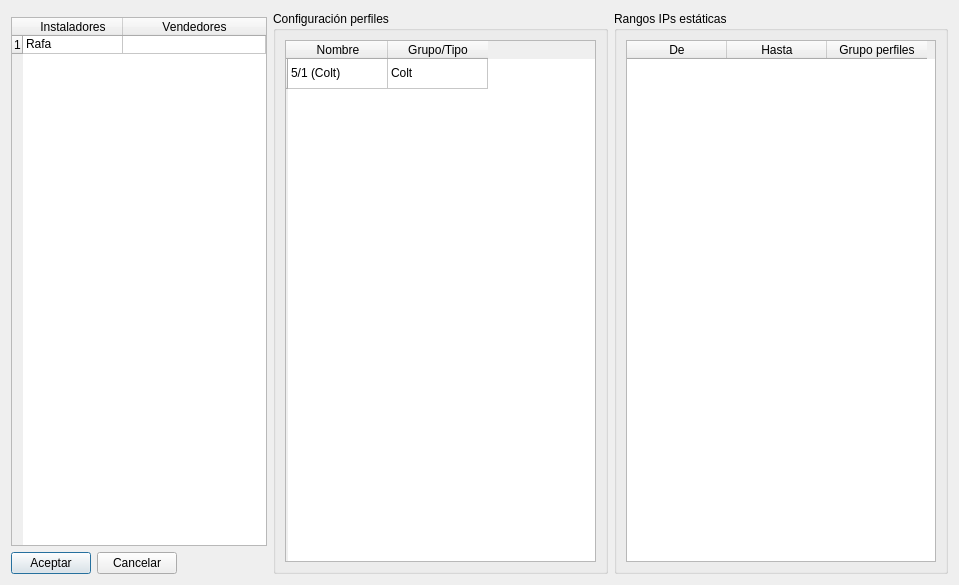
silderan/QMikPPPManager, file Dialogs/DlgConfiguracion.ui: the form before one commit.
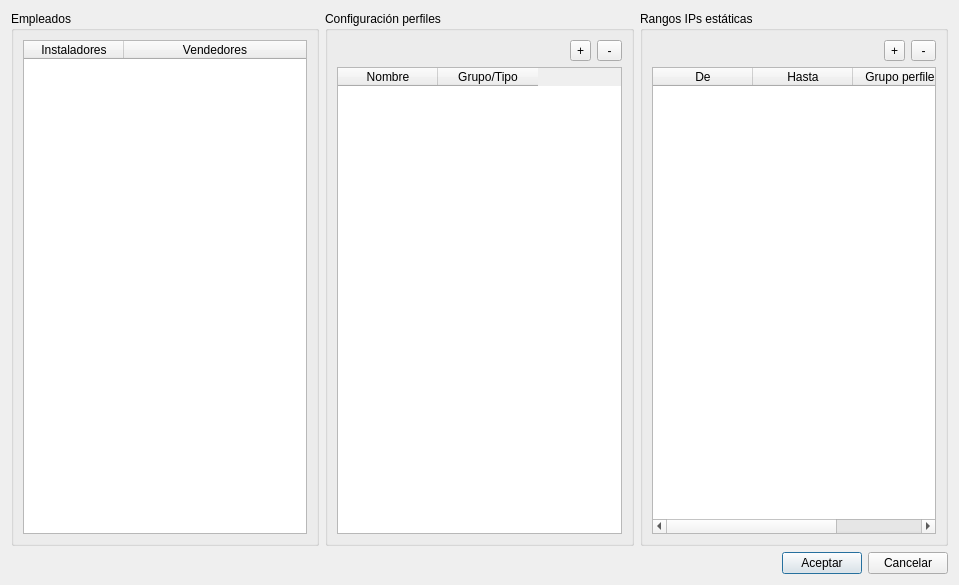
The form after the commit.

```diff
--- a/Dialogs/DlgConfiguracion.ui
+++ b/Dialogs/DlgConfiguracion.ui
@@ -13,14 +13,116 @@
   <property name="windowTitle">
    <string>Configuración</string>
   </property>
-  <layout class="QGridLayout" name="gridLayout_3">
-   <item row="0" column="3" rowspan="3">
+  <layout class="QGridLayout" name="gridLayout">
+   <item row="0" column="0">
+    <widget class="QGroupBox" name="groupBox">
+     <property name="title">
+      <string>Empleados</string>
+     </property>
+     <layout class="QGridLayout" name="gridLayout_3">
+      <item row="0" column="0">
+       <widget class="QTableWidget" name="listaInstaladores">
+        <attribute name="horizontalHeaderStretchLastSection">
+         <bool>true</bool>
+        </attribute>
+        <attribute name="verticalHeaderDefaultSectionSize">
+         <number>17</number>
+        </attribute>
+        <attribute name="verticalHeaderMinimumSectionSize">
+         <number>15</number>
+        </attribute>
+        <column>
+         <property name="text">
+          <string>Instaladores</string>
+         </property>
+        </column>
+        <column>
+         <property name="text">
+          <string>Vendedores</string>
+         </property>
+        </column>
+       </widget>
+      </item>
+     </layout>
+    </widget>
+   </item>
+   <item row="0" column="1">
+    <widget class="QGroupBox" name="groupBox_2">
+     <property name="title">
+      <string>Configuración perfiles</string>
+     </property>
+     <layout class="QGridLayout" name="gridLayout_4">
+      <item row="0" column="0">
+       <spacer name="horizontalSpacer_2">
+        <property name="orientation">
+         <enum>Qt::Horizontal</enum>
+        </property>
+        <property name="sizeHint" stdset="0">
+         <size>
+          <width>40</width>
+          <height>20</height>
+         </size>
+        </property>
+       </spacer>
+      </item>
+      <item row="0" column="2">
+       <widget class="QToolButton" name="delProfileButton">
+        <property name="text">
+         <string> - </string>
+        </property>
+       </widget>
+      </item>
+      <item row="1" column="0" colspan="3">
+       <widget class="QTableWidget" name="profilesTable">
+        <column>
+         <property name="text">
+          <string>Nombre</string>
+         </property>
+        </column>
+        <column>
+         <property name="text">
+          <string>Grupo/Tipo</string>
+         </property>
+        </column>
+       </widget>
+      </item>
+      <item row="0" column="1">
+       <widget class="QToolButton" name="addProfileButton">
+        <property name="text">
+         <string>+</string>
+        </property>
+       </widget>
+      </item>
+     </layout>
+    </widget>
+   </item>
+   <item row="0" column="2">
     <widget class="QGroupBox" name="grRangosIP">
      <property name="title">
       <string>Rangos IPs estáticas</string>
      </property>
      <layout class="QGridLayout" name="gridLayout_2">
+      <item row="0" column="2">
+       <widget class="QToolButton" name="delStaticRangeButton">
+        <property name="text">
+         <string> - </string>
+        </property>
+       </widget>
+      </item>
       <item row="0" column="0">
+       <spacer name="horizontalSpacer_3">
+        <property name="orientation">
+         <enum>Qt::Horizontal</enum>
+        </property>
+        <property name="sizeHint" stdset="0">
+         <size>
+          <width>40</width>
+          <height>20</height>
+         </size>
+        </property>
+       </spacer>
+      </item>
+      <item row="1" column="0" colspan="3">
        <widget class="QTableWidget" name="staticIPv4Table">
         <column>
          <property name="text">
@@ -39,13 +141,39 @@
         </column>
        </widget>
       </item>
+      <item row="0" column="1">
+       <widget class="QToolButton" name="addStaticRangeButton">
+        <property name="text">
+         <string>+</string>
+        </property>
+       </widget>
+      </item>
      </layout>
     </widget>
    </item>
-   <item row="2" column="0">
+   <item row="1" column="0" colspan="3">
     <layout class="QHBoxLayout" name="horizontalLayout">
+     <item>
+      <spacer name="horizontalSpacer_4">
+       <property name="orientation">
+        <enum>Qt::Horizontal</enum>
+       </property>
+       <property name="sizeHint" stdset="0">
+        <size>
+         <width>40</width>
+         <height>20</height>
+        </size>
+       </property>
+      </spacer>
+     </item>
      <item>
       <widget class="QPushButton" name="btAceptar">
+       <property name="sizePolicy">
+        <sizepolicy hsizetype="Maximum" vsizetype="Fixed">
+         <horstretch>0</horstretch>
+         <verstretch>0</verstretch>
+        </sizepolicy>
+       </property>
        <property name="text">
         <string>Aceptar</string>
        </property>
@@ -56,6 +184,12 @@
      </item>
      <item>
       <widget class="QPushButton" name="btCancelar">
+       <property name="sizePolicy">
+        <sizepolicy hsizetype="Maximum" vsizetype="Fixed">
+         <horstretch>0</horstretch>
+         <verstretch>0</verstretch>
+        </sizepolicy>
+       </property>
        <property name="text">
         <string>Cancelar</string>
        </property>
@@ -63,77 +197,6 @@
      </item>
     </layout>
    </item>
-   <item row="1" column="0" colspan="2">
-    <widget class="QTableWidget" name="listaInstaladores">
-     <attribute name="horizontalHeaderStretchLastSection">
-      <bool>true</bool>
-     </attribute>
-     <attribute name="verticalHeaderDefaultSectionSize">
-      <number>17</number>
-     </attribute>
-     <attribute name="verticalHeaderMinimumSectionSize">
-      <number>15</number>
-     </attribute>
-     <row>
-      <property name="text">
-       <string>1</string>
-      </property>
-     </row>
-     <column>
-      <property name="text">
-       <string>Instaladores</string>
-      </property>
-     </column>
-     <column>
-      <property name="text">
-       <string>Vendedores</string>
-      </property>
-     </column>
-     <item row="0" column="0">
-      <property name="text">
-       <string>Rafa</string>
-      </property>
-     </item>
-    </widget>
-   </item>
-   <item row="0" column="2" rowspan="3">
-    <widget class="QGroupBox" name="groupBox_2">
-     <property name="title">
-      <string>Configuración perfiles</string>
-     </property>
-     <layout class="QGridLayout" name="gridLayout_4">
-      <item row="0" column="0">
-       <widget class="QTableWidget" name="profilesTable">
-        <row>
-         <property name="text">
-          <string/>
-         </property>
-        </row>
-        <column>
-         <property name="text">
-          <string>Nombre</string>
-         </property>
-        </column>
-        <column>
-         <property name="text">
-          <string>Grupo/Tipo</string>
-         </property>
-        </column>
-        <item row="0" column="0">
-         <property name="text">
-          <string>5/1 (Colt)</string>
-         </property>
-        </item>
-        <item row="0" column="1">
-         <property name="text">
-          <string>Colt</string>
-         </property>
-        </item>
-       </widget>
-      </item>
-     </layout>
-    </widget>
-   </item>
   </layout>
   <zorder>listaInstaladores</zorder>
   <zorder>grRangosIP</zorder>
```
Left out of the diff: 3 changed lines with no effect on the pictures.
